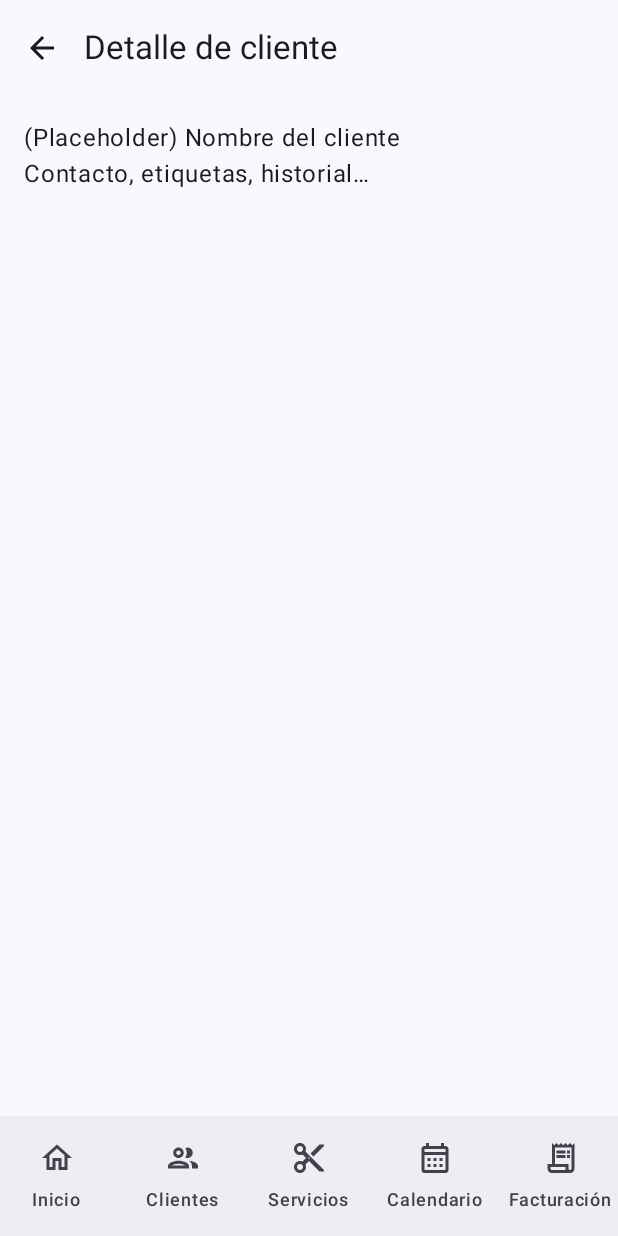
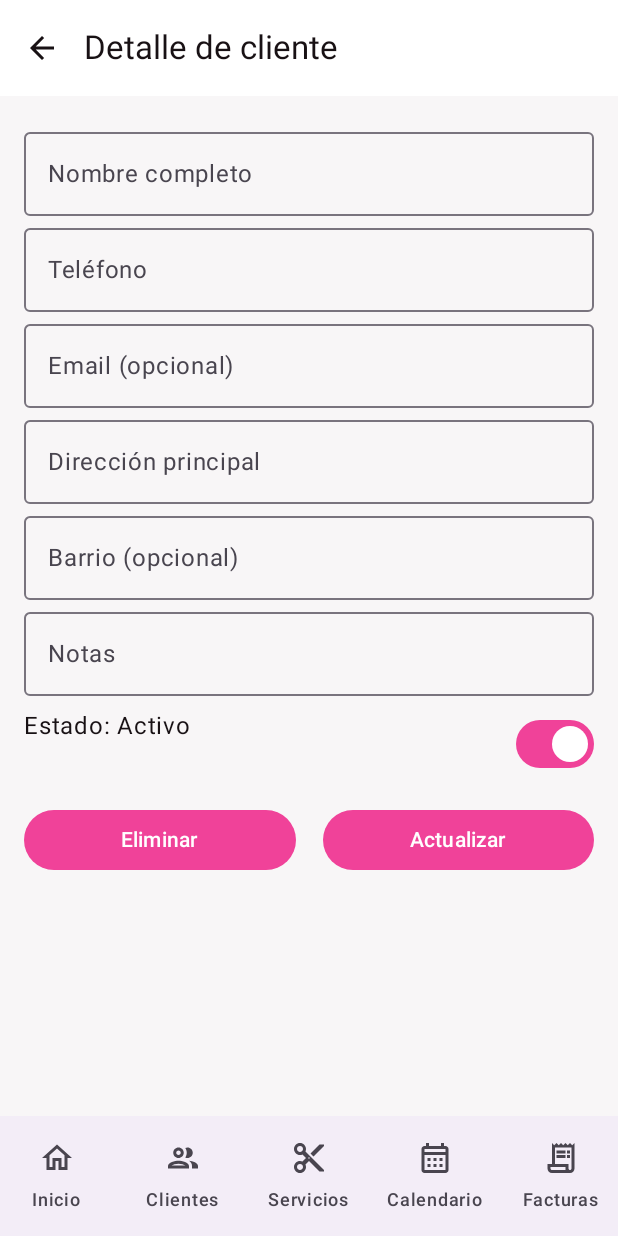
Before and after one commit to EleiderAmaya/Glam-Studio, an Android app built with Jetpack Compose: the ClientDetailScreen screen opened through its navigation route, on a phone screen of 412 x 824 dp. Run offline under Robolectric (Android 15) with nearby library versions, the phone set to English and light mode, and no system bars.

Commit message:
Pantalla de creación de cliente completada y detalle de cliente ajustada.

```diff
--- a/app/src/main/java/com/glamstudio/navigation/AppNav.kt
+++ b/app/src/main/java/com/glamstudio/navigation/AppNav.kt
@@ -109,7 +109,7 @@ private val bottomItems = listOf(
     BottomItem(Route.Clients, "Clientes", Icons.Filled.Group, Icons.Outlined.Group),
     BottomItem(Route.Services, "Servicios", Icons.Filled.ContentCut, Icons.Outlined.ContentCut),
     BottomItem(Route.Calendar, "Calendario", Icons.Filled.CalendarMonth, Icons.Outlined.CalendarMonth),
-    BottomItem(Route.Billing, "Facturación", Icons.AutoMirrored.Filled.ReceiptLong, Icons.AutoMirrored.Outlined.ReceiptLong),
+    BottomItem(Route.Billing, "Facturas", Icons.AutoMirrored.Filled.ReceiptLong, Icons.AutoMirrored.Outlined.ReceiptLong),
 )
 
 @OptIn(ExperimentalMaterial3Api::class)
@@ -199,7 +199,7 @@ fun AppRoot() {
             composable(Route.NewClient.path) { NewClientScreen(onSaved = { navController.popBackStack() }, onBack = { navController.popBackStack() }) }
             composable(Route.NewService.path) { NewServiceScreen(onSaved = { navController.popBackStack() }, onBack = { navController.popBackStack() }) }
             composable(Route.Invoice.path) { InvoiceScreen(showBack = true, onBack = { navController.popBackStack() }, onViewReports = { navController.navigate(Route.Reports.path) }) }
-            composable(Route.ClientDetail.path) { ClientDetailScreen(onBack = { navController.popBackStack() }) }
+            composable(Route.ClientDetail.path) { ClientDetailScreen(onSaved = { navController.popBackStack() }, onBack = { navController.popBackStack() }) }
             composable(Route.ServiceDetail.path) { ServiceDetailScreen(onBack = { navController.popBackStack() }) }
             composable(Route.AppointmentDetail.path) { AppointmentDetailScreen(onBack = { navController.popBackStack() }) }
         }
--- a/app/src/main/java/com/glamstudio/ui/screens/ClientDetailScreen.kt
+++ b/app/src/main/java/com/glamstudio/ui/screens/ClientDetailScreen.kt
@@ -1,17 +1,26 @@
 package com.glamstudio.ui.screens
 
 import androidx.compose.foundation.layout.Column
+import androidx.compose.foundation.layout.Row
+import androidx.compose.foundation.layout.Spacer
 import androidx.compose.foundation.layout.fillMaxSize
+import androidx.compose.foundation.layout.fillMaxWidth
+import androidx.compose.foundation.layout.height
 import androidx.compose.foundation.layout.padding
 import androidx.compose.material.icons.Icons
 import androidx.compose.material.icons.automirrored.outlined.ArrowBack
+import androidx.compose.material3.Button
 import androidx.compose.material3.ExperimentalMaterial3Api
 import androidx.compose.material3.Icon
 import androidx.compose.material3.IconButton
+import androidx.compose.material3.OutlinedTextField
 import androidx.compose.material3.Scaffold
+import androidx.compose.material3.Switch
 import androidx.compose.material3.Text
 import androidx.compose.material3.TopAppBar
 import androidx.compose.runtime.Composable
+import androidx.compose.runtime.mutableStateOf
+import androidx.compose.runtime.remember
 import androidx.compose.ui.Modifier
 import androidx.compose.ui.unit.dp
 
@@ -25,7 +34,14 @@ import androidx.compose.ui.unit.dp
  */
 @OptIn(ExperimentalMaterial3Api::class)
 @Composable
-fun ClientDetailScreen(onBack: () -> Unit = {}) {
+fun ClientDetailScreen(onSaved: () -> Unit, onBack: () -> Unit = {}) {
+    val nombre = remember { mutableStateOf("") }
+    val telefono = remember { mutableStateOf("") }
+    val email = remember { mutableStateOf("") }
+    val direccion = remember { mutableStateOf("") }
+    val barrio = remember { mutableStateOf("") }
+    val notas = remember { mutableStateOf("") }
+    val activo = remember { mutableStateOf(true) }
     Scaffold(
         topBar = {
             TopAppBar(
@@ -33,10 +49,27 @@ fun ClientDetailScreen(onBack: () -> Unit = {}) {
                 navigationIcon = { IconButton(onClick = onBack) { Icon(Icons.AutoMirrored.Outlined.ArrowBack, contentDescription = "Atrás") } }
             )
         }
-    ) { padding ->
-        Column(modifier = Modifier.fillMaxSize().padding(padding).padding(16.dp)) {
-            Text("(Placeholder) Nombre del cliente")
-            Text("Contacto, etiquetas, historial…")
+    ) { paddingValues ->
+        Column(modifier = Modifier.fillMaxSize().padding(paddingValues).padding(16.dp)) {
+            OutlinedTextField(value = nombre.value, onValueChange = { nombre.value = it }, label = { Text("Nombre completo") }, modifier = Modifier.fillMaxWidth())
+            OutlinedTextField(value = telefono.value, onValueChange = { telefono.value = it }, label = { Text("Teléfono") }, modifier = Modifier.fillMaxWidth())
+            OutlinedTextField(value = email.value, onValueChange = { email.value = it }, label = { Text("Email (opcional)") }, modifier = Modifier.fillMaxWidth())
+            OutlinedTextField(value = direccion.value, onValueChange = { direccion.value = it }, label = { Text("Dirección principal") }, modifier = Modifier.fillMaxWidth())
+            OutlinedTextField(value = barrio.value, onValueChange = { barrio.value = it }, label = { Text("Barrio (opcional)") }, modifier = Modifier.fillMaxWidth())
+            OutlinedTextField(value = notas.value, onValueChange = { notas.value = it }, label = { Text("Notas") }, modifier = Modifier.fillMaxWidth())
+
+            Spacer(modifier = Modifier.height(8.dp))
+            Row(modifier = Modifier.fillMaxWidth()) {
+                Text("Estado: Activo", modifier = Modifier.weight(1f))
+                Switch(checked = activo.value, onCheckedChange = { activo.value = it })
+            }
+
+            Spacer(modifier = Modifier.height(16.dp))
+            Row(modifier = Modifier.fillMaxWidth()) {
+                Button(onClick = { /* eliminar */ }, modifier = Modifier.weight(1f)) { Text("Eliminar") }
+                Spacer(modifier = Modifier.height(0.dp).weight(0.1f))
+                Button(onClick = onSaved, modifier = Modifier.weight(1f)) { Text("Actualizar") }
+            }
         }
     }
 }
--- a/app/src/main/java/com/glamstudio/ui/screens/InvoiceScreen.kt
+++ b/app/src/main/java/com/glamstudio/ui/screens/InvoiceScreen.kt
@@ -50,7 +50,7 @@ fun InvoiceScreen(showBack: Boolean = false, onBack: () -> Unit = {}, onViewRepo
         topBar = {
             if (showBack) {
                 TopAppBar(
-                    title = { Text("Facturación") },
+                    title = { Text("Facturas") },
                     navigationIcon = {
                         IconButton(onClick = onBack) {
                         Icon(imageVector = Icons.AutoMirrored.Outlined.ArrowBack, contentDescription = "Atrás")
--- a/app/src/main/java/com/glamstudio/ui/theme/Theme.kt
+++ b/app/src/main/java/com/glamstudio/ui/theme/Theme.kt
@@ -10,49 +10,42 @@ import androidx.compose.material3.dynamicLightColorScheme
 import androidx.compose.material3.lightColorScheme
 import androidx.compose.runtime.Composable
 import androidx.compose.runtime.SideEffect
+import androidx.compose.ui.graphics.Color
 import androidx.compose.ui.graphics.toArgb
 import androidx.compose.ui.platform.LocalContext
 import androidx.compose.ui.platform.LocalView
 import androidx.core.view.WindowCompat
 
-/**
- * Sistema de tema de la app.
- *
- * Uso:
- * - Envuelve todo en `GlamStudioTheme { ... }` (ya se hace en `MainActivity`).
- * - Controla modo oscuro con `darkTheme` o deja que use el sistema.
- * - `dynamicColor` usa Material You en Android 12+.
- *
- * Extensión:
- * - Ajusta las paletas en `Color.kt` y tipografías en `Type.kt`.
- * - Si agregas shapes, incorpora un `shapes = ...` en `MaterialTheme`.
- */
 private val DarkColorScheme = darkColorScheme(
-    primary = Purple80,
-    secondary = PurpleGrey80,
-    tertiary = Pink80
+    primary = Primary,
+    secondary = Secondary,
+    tertiary = Tertiary,
+    background = ContentLight, // Usamos el color de contenido claro como fondo oscuro
+    surface = ContentLight,
+    onPrimary = ContentLight, // El texto sobre el primario será oscuro
+    onSecondary = Color.White,
+    onTertiary = Color.White,
+    onBackground = BackgroundLight, // El texto sobre el fondo será claro
+    onSurface = BackgroundLight
 )
 
 private val LightColorScheme = lightColorScheme(
-    primary = Purple40,
-    secondary = PurpleGrey40,
-    tertiary = Pink40
-
-    /* Other default colors to override
-    background = Color(0xFFFFFBFE),
-    surface = Color(0xFFFFFBFE),
-    onPrimary = Color.White,
+    primary = Primary,
+    secondary = Secondary,
+    tertiary = Tertiary,
+    background = BackgroundLight,
+    surface = SurfaceLight,
+    onPrimary = Color.White, // El texto sobre el primario será blanco
     onSecondary = Color.White,
     onTertiary = Color.White,
-    onBackground = Color(0xFF1C1B1F),
-    onSurface = Color(0xFF1C1B1F),
-    */
+    onBackground = ContentLight, // El texto sobre el fondo será oscuro
+    onSurface = ContentLight
 )
 
 @Composable
 fun GlamStudioTheme(darkTheme: Boolean = isSystemInDarkTheme(),
     // Dynamic color is available on Android 12+
-    dynamicColor: Boolean = true,
+    dynamicColor: Boolean = false,
     content: @Composable () -> Unit
 ) {
     val colorScheme =
@@ -70,7 +63,7 @@ fun GlamStudioTheme(darkTheme: Boolean = isSystemInDarkTheme(),
         SideEffect {
             val window = (view.context as Activity).window
             window.statusBarColor = colorScheme.primary.toArgb()
-            WindowCompat.getInsetsController(window, view).isAppearanceLightStatusBars = darkTheme
+            WindowCompat.getInsetsController(window, view).isAppearanceLightStatusBars = !darkTheme
         }
     }
 
--- a/gradle/libs.versions.toml
+++ b/gradle/libs.versions.toml
@@ -1,20 +1,16 @@
 [versions]
-agp = "8.13.0"
+agp = "8.12.2"
 kotlin = "2.0.21"
 coreKtx = "1.10.1"
 junit = "4.13.2"
 junitVersion = "1.1.5"
 espressoCore = "3.5.1"
-appcompat = "1.6.1"
-material = "1.10.0"
 
 [libraries]
 androidx-core-ktx = { group = "androidx.core", name = "core-ktx", version.ref = "coreKtx" }
 junit = { group = "junit", name = "junit", version.ref = "junit" }
 androidx-junit = { group = "androidx.test.ext", name = "junit", version.ref = "junitVersion" }
 androidx-espresso-core = { group = "androidx.test.espresso", name = "espresso-core", version.ref = "espressoCore" }
-androidx-appcompat = { group = "androidx.appcompat", name = "appcompat", version.ref = "appcompat" }
-material = { group = "com.google.android.material", name = "material", version.ref = "material" }
 
 [plugins]
 android-application = { id = "com.android.application", version.ref = "agp" }
```
Also changed, not shown: app/src/main/java/com/glamstudio/ui/screens/NewClientScreen.kt (+1 -13 lines).
